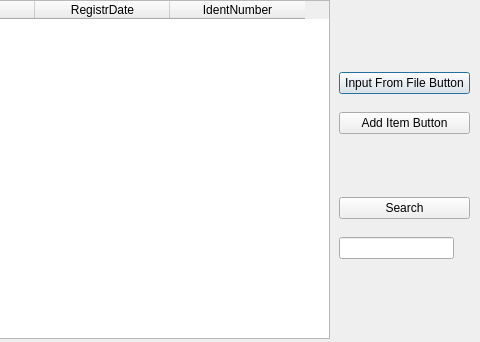
Qt form BTree/btree.ui (dionisiyKD/ADS-Final-Project) before a commit; both pictures show x 371 to 851 and y 0 to 342 of the 851 by 342 pixel window.
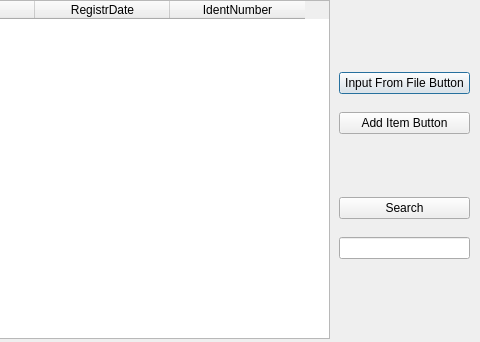
The same form after that commit.

```diff
--- a/BTree/btree.ui
+++ b/BTree/btree.ui
@@ -13,7 +13,7 @@
   <property name="windowTitle">
    <string>Dialog</string>
   </property>
-  <widget class="QWidget" name="">
+  <widget class="QWidget" name="layoutWidget">
    <property name="geometry">
     <rect>
      <x>710</x>
@@ -67,7 +67,7 @@
       </property>
       <property name="maximumSize">
        <size>
-        <width>115</width>
+        <width>300</width>
         <height>16777215</height>
        </size>
       </property>
```
